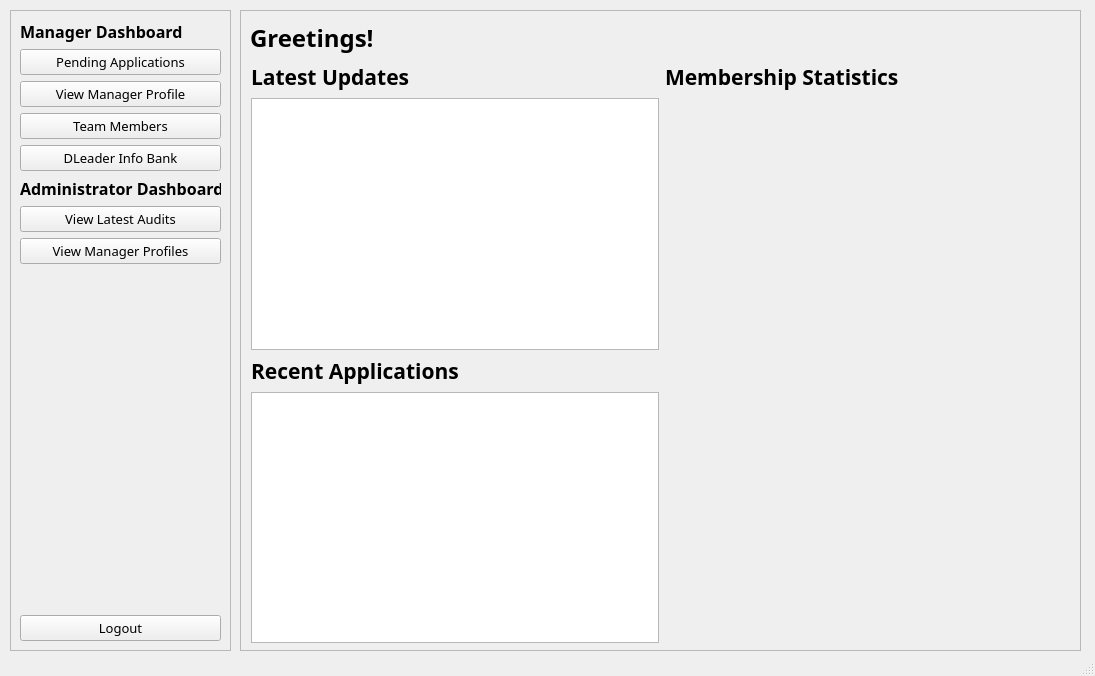
The window that ui/managerDashboard.ui (nikeyys/comsci-ia) describes before a commit, drawn with Qt 5.
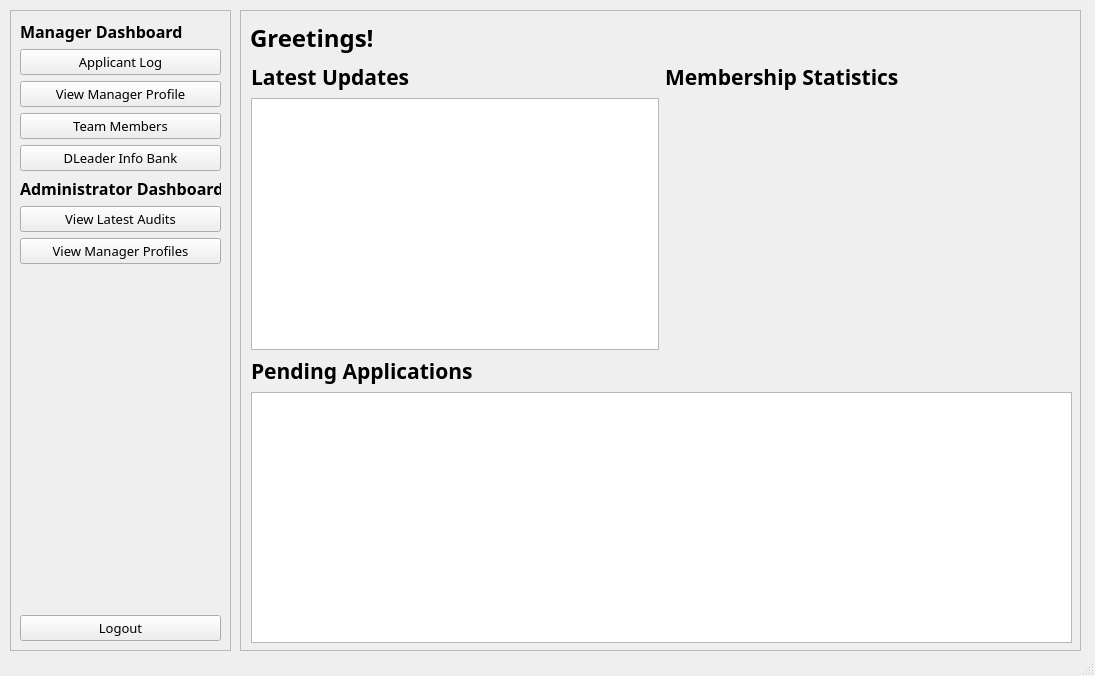
The same window after the commit.

Commit message: applicantLog (from pendingApplications); pendingApplications moved to managerDashboard; deleteApplicant function created (subject to testing); memberProfilesWindow set up (will open based on team members table click)

```diff
--- a/ui/managerDashboard.ui
+++ b/ui/managerDashboard.ui
@@ -67,7 +67,7 @@
           </font>
          </property>
          <property name="text">
-          <string>Pending Applications</string>
+          <string>Applicant Log</string>
          </property>
         </widget>
        </item>
@@ -284,12 +284,12 @@
          </font>
         </property>
         <property name="text">
-         <string>Recent Applications</string>
+         <string>Pending Applications</string>
         </property>
        </widget>
       </item>
-      <item row="3" column="0">
-       <widget class="QTableView" name="tbl_recentApplications"/>
+      <item row="3" column="0" colspan="2">
+       <widget class="QTableView" name="tbl_pendingApplications"/>
       </item>
      </layout>
     </widget>
```
Left out of the diff: 30 changed lines with no effect on the pictures. The commit also changes 7 other files.
